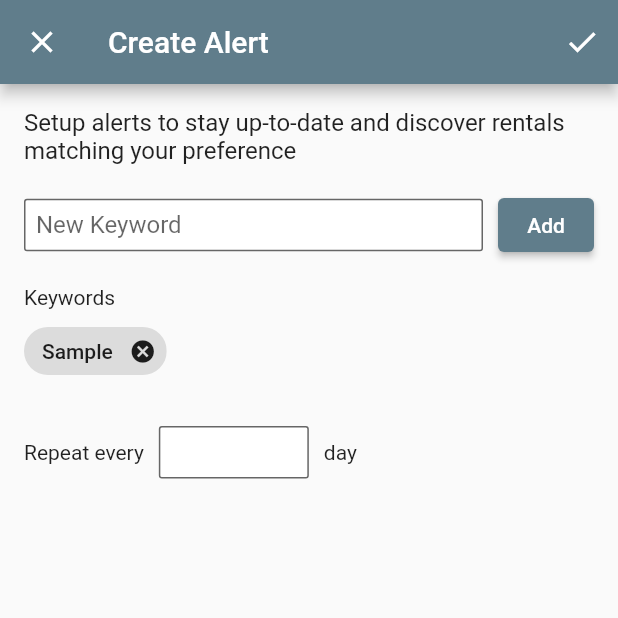
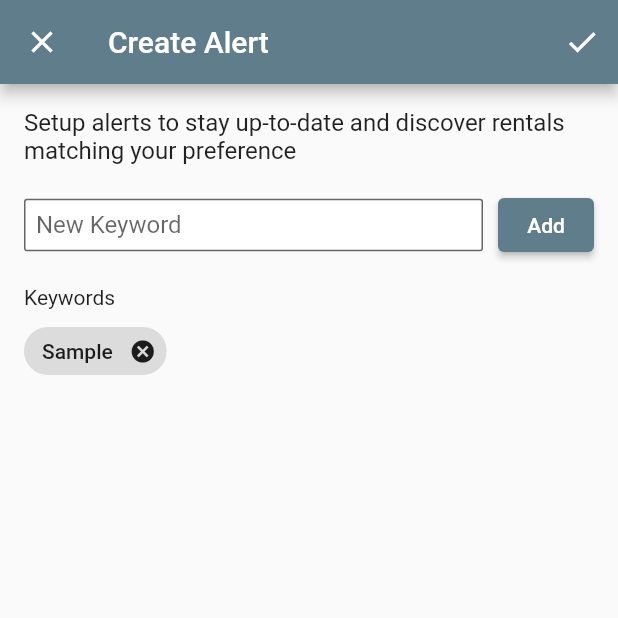
Before and after one commit to khttps/rentall, a Flutter app: the AlertScreen screen opened by its route, on a phone screen of 412 x 824 dp, the top half of it. Run offline on Flutter 3.47's test engine with Material 2 defaults, Android fonts, the phone set to English and light mode, and no system bars; drawn by our look-alikes of flutter_form_builder; our stand-ins replace bloc, cached_network_image, carousel_slider, cloud_firestore, easy_localization, equatable and 14 more; missing offline and left inert: algolia, flutter_facebook_auth, google_place, phone_number; accounts and stored records are empty.

Commit message:
Removed Repeat feature

```diff
--- a/lib/data/models/alert.dart
+++ b/lib/data/models/alert.dart
@@ -4,18 +4,16 @@ import 'package:equatable/equatable.dart';
 class Alert extends Equatable {
   final String? id;
   final List<String> keywords;
-  final int repeat;
   final Timestamp? createdAt;
 
   const Alert({
     this.id,
     required this.keywords,
-    required this.repeat,
     this.createdAt,
   });
 
   @override
-  List<Object?> get props => [id, keywords, repeat, createdAt];
+  List<Object?> get props => [id, keywords, createdAt];
 
   factory Alert.fromJson(Map<String, dynamic> json) => Alert(
       id: json['id'],
@@ -23,13 +21,11 @@ class Alert extends Equatable {
               ?.map((e) => e as String)
               .toList() ??
           const [],
-      repeat: json['repeat'],
       createdAt: json['createdAt']);
 
   Map<String, dynamic> toJson() => {
         'id': id,
         'keywords': keywords,
-        'repeat': repeat,
         'createdAt': createdAt,
       };
 }
--- a/lib/screens/alert/view/alert_screen.dart
+++ b/lib/screens/alert/view/alert_screen.dart
@@ -164,35 +164,6 @@ class _AlertScreenState extends State<AlertScreen> {
                         },
                       ),
                       const SizedBox(height: 16.0),
-                      Row(
-                        crossAxisAlignment: CrossAxisAlignment.center,
-                        children: [
-                          const Text('Repeat every'),
-                          const SizedBox(width: 10.0),
-                          SizedBox(
-                            width: 100.0,
-                            child: FormBuilderTextField(
-                              name: 'repeat',
-                              keyboardType: TextInputType.number,
-                              valueTransformer: (String? value) {
-                                if (value != null) {
-                                  return int.tryParse(value);
-                                }
-                              },
-                              validator: FormBuilderValidators.compose([
-                                FormBuilderValidators.required(
-                                  errorText: 'Required',
-                                ),
-                                FormBuilderValidators.notEqual(0),
-                                FormBuilderValidators.max(14),
-                              ]),
-                            ),
-                          ),
-                          const SizedBox(width: 10.0),
-                          const Text('day'),
-                        ],
-                      ),
-                      const SizedBox(height: 16.0),
                       if (widget.alert != null) ...[
                         const Spacer(),
                         Center(
--- a/lib/screens/alerts/view/alerts_screen.dart
+++ b/lib/screens/alerts/view/alerts_screen.dart
@@ -48,9 +48,6 @@ class AlertsScreen extends StatelessWidget {
                         alert.createdAt!.toDate(),
                       ),
                     ),
-                    trailing: Text(
-                      'every ${alert.repeat} ${alert.repeat == 1 ? 'day' : 'days'}',
-                    ),
                     onTap: () {
                       Navigator.pushNamed(
                         context,
```
